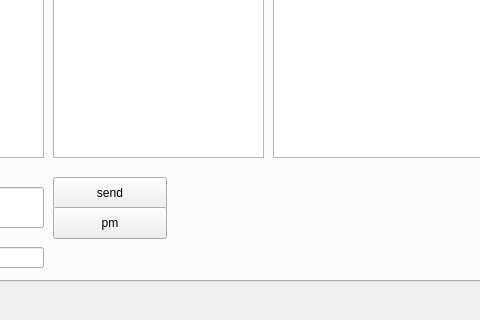
Arus12316/sabotv2, file mainwindow.ui: the form before one commit; both pictures show x 689 to 1169 and y 266 to 586 of the 1414 by 586 pixel window.
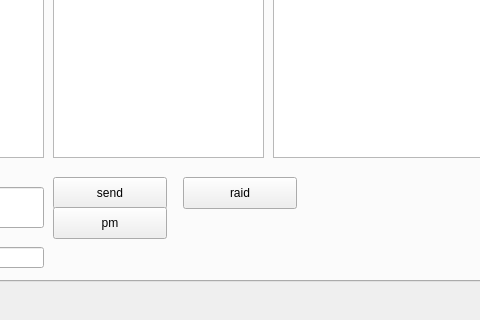
The form after the commit.

Commit message: Added raid option.

Diff of the .ui file:
```diff
--- a/mainwindow.ui
+++ b/mainwindow.ui
@@ -334,6 +334,19 @@
        <string>Create Account</string>
       </property>
      </widget>
+     <widget class="QPushButton" name="raidButton">
+      <property name="geometry">
+       <rect>
+        <x>870</x>
+        <y>400</y>
+        <width>114</width>
+        <height>32</height>
+       </rect>
+      </property>
+      <property name="text">
+       <string>raid</string>
+      </property>
+     </widget>
     </widget>
    </widget>
   </widget>
```
The commit also changes 13 other files.
